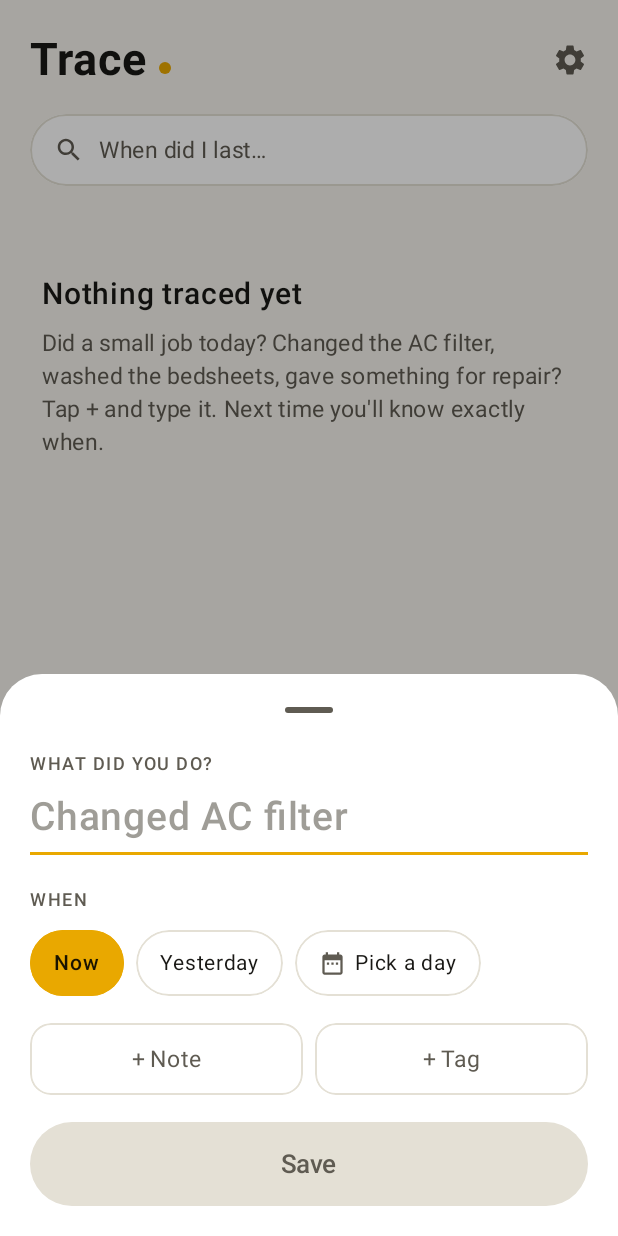
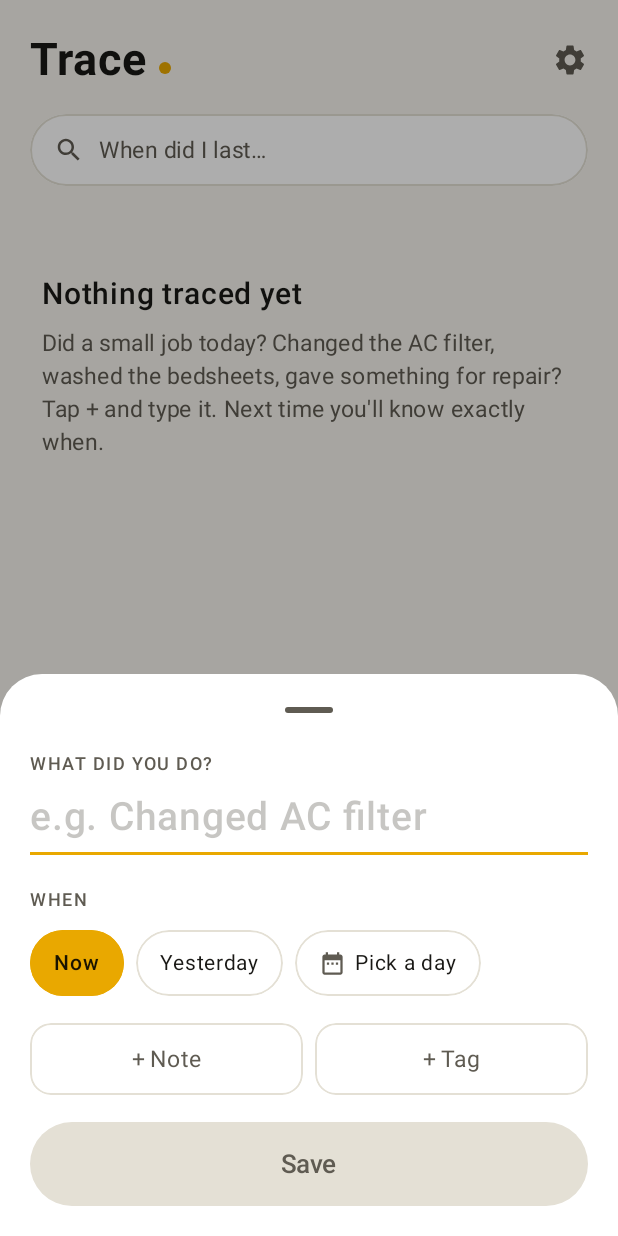
Before and after one commit to rag-creation/numio-trace, an Android app built with Jetpack Compose: the screen it shows after launch (MainActivity), after a tap on "Add a trace", on a phone screen of 412 x 824 dp. Run offline under Robolectric (Android 15) with nearby library versions, the phone set to English and light mode, and no system bars.

Commit message:
Edit and delete traces, fainter hint text
- Long-press a trace on the timeline, or tap one in a thing's history, to edit it
- Edit name, day, note and tag; the original time is kept unless you pick another day
- 'Delete this trace' in the edit sheet, with a confirmation
- 'Tap one to edit' hint above the history list
- Example text in the name box is fainter and starts with 'e.g.' so it doesn't look typed

```diff
--- a/app/src/main/java/com/rr/numio/trace/MainActivity.kt
+++ b/app/src/main/java/com/rr/numio/trace/MainActivity.kt
@@ -48,6 +48,7 @@ private fun TraceApp(store: TraceStore, prefs: Prefs) {
     var openKey by rememberSaveable { mutableStateOf<String?>(null) }
     var showAdd by rememberSaveable { mutableStateOf(false) }
     var showSettings by rememberSaveable { mutableStateOf(false) }
+    var editId by rememberSaveable { mutableStateOf<String?>(null) }
 
     val entries = store.entries
     val things = remember(entries) { thingsOf(entries) }
@@ -67,6 +68,7 @@ private fun TraceApp(store: TraceStore, prefs: Prefs) {
                     if (store.add(e)) e.id else null
                 },
                 onDelete = { id -> store.delete(id) },
+                onEdit = { editId = it.id },
             )
         } else {
             if (key != null) LaunchedEffect(key) { openKey = null }
@@ -76,10 +78,25 @@ private fun TraceApp(store: TraceStore, prefs: Prefs) {
                 onOpen = { openKey = it },
                 onAdd = { showAdd = true },
                 onSettings = { showSettings = true },
+                onEdit = { editId = it.id },
             )
         }
 
-        if (showAdd) {
+        val editing = editId?.let { id -> entries.firstOrNull { it.id == id } }
+        if (editId != null && editing == null) LaunchedEffect(editId) { editId = null }
+        if (editing != null) {
+            AddSheet(
+                things = things,
+                editing = editing,
+                onSave = { title, at, note, tag ->
+                    if (store.update(editing.copy(title = title, at = at, note = note, tag = tag))) editId = null else saveFailed()
+                },
+                onDelete = {
+                    if (store.delete(editing.id)) editId = null else saveFailed()
+                },
+                onDismiss = { editId = null },
+            )
+        } else if (showAdd) {
             AddSheet(
                 things = things,
                 onSave = { title, at, note, tag ->
--- a/app/src/main/java/com/rr/numio/trace/data/TraceStore.kt
+++ b/app/src/main/java/com/rr/numio/trace/data/TraceStore.kt
@@ -38,6 +38,8 @@ class TraceStore(context: Context) {
     fun add(entry: Entry): Boolean = commit(entries + entry)
 
     fun delete(id: String): Boolean = commit(entries.filterNot { it.id == id })
+
+    fun update(entry: Entry): Boolean = commit(entries.map { if (it.id == entry.id) entry else it })
 
     private fun commit(next: List<Entry>): Boolean {
         val ok = runCatching { save(next) }.isSuccess
--- a/app/src/main/java/com/rr/numio/trace/ui/AddSheet.kt
+++ b/app/src/main/java/com/rr/numio/trace/ui/AddSheet.kt
@@ -23,6 +23,8 @@ import androidx.compose.foundation.text.KeyboardOptions
 import androidx.compose.foundation.verticalScroll
 import androidx.compose.material.icons.Icons
 import androidx.compose.material.icons.filled.DateRange
+import androidx.compose.material.icons.filled.Delete
+import androidx.compose.material3.AlertDialog
 import androidx.compose.material3.Button
 import androidx.compose.material3.ButtonDefaults
 import androidx.compose.material3.DatePicker
@@ -56,6 +58,7 @@ import androidx.compose.ui.text.input.KeyboardCapitalization
 import androidx.compose.ui.text.style.TextOverflow
 import androidx.compose.ui.unit.dp
 import androidx.compose.ui.unit.sp
+import com.rr.numio.trace.data.Entry
 import com.rr.numio.trace.data.Thing
 import com.rr.numio.trace.data.keyOf
 import java.time.Instant
@@ -69,6 +72,8 @@ private sealed interface When {
     data object Now : When
     data object Yesterday : When
     data class Day(val date: LocalDate) : When
+    /** Editing: keep the exact time it was saved with. */
+    data class Original(val at: Long) : When
 }
 
 private fun When.toMillis(): Long {
@@ -81,6 +86,7 @@ private fun When.toMillis(): Long {
             if (date == LocalDate.now()) now
             else date.atTime(LocalTime.now()).atZone(zone).toInstant().toEpochMilli()
         }
+        is When.Original -> at
     }
 }
 
@@ -90,16 +96,20 @@ fun AddSheet(
     things: List<Thing>,
     onSave: (title: String, at: Long, note: String, tag: String) -> Unit,
     onDismiss: () -> Unit,
+    /** When set, the sheet edits this trace instead of adding a new one. */
+    editing: Entry? = null,
+    onDelete: (() -> Unit)? = null,
 ) {
     val p = LocalPalette.current
     val sheetState = rememberModalBottomSheetState(skipPartiallyExpanded = true)
-    var title by rememberSaveable { mutableStateOf("") }
-    var note by rememberSaveable { mutableStateOf("") }
-    var tag by rememberSaveable { mutableStateOf("") }
-    var showNote by rememberSaveable { mutableStateOf(false) }
-    var showTag by rememberSaveable { mutableStateOf(false) }
-    var whenPick by remember { mutableStateOf<When>(When.Now) }
+    var title by rememberSaveable { mutableStateOf(editing?.title ?: "") }
+    var note by rememberSaveable { mutableStateOf(editing?.note ?: "") }
+    var tag by rememberSaveable { mutableStateOf(editing?.tag ?: "") }
+    var showNote by rememberSaveable { mutableStateOf(!editing?.note.isNullOrBlank()) }
+    var showTag by rememberSaveable { mutableStateOf(!editing?.tag.isNullOrBlank()) }
+    var whenPick by remember { mutableStateOf<When>(editing?.let { When.Original(it.at) } ?: When.Now) }
     var pickingDate by remember { mutableStateOf(false) }
+    var confirmDelete by remember { mutableStateOf(false) }
     val focus = remember { FocusRequester() }
     val today = LocalDate.now()
 
@@ -110,7 +120,7 @@ fun AddSheet(
     }
     val exact = things.firstOrNull { it.key == typed && typed.isNotEmpty() }
 
-    LaunchedEffect(Unit) { runCatching { focus.requestFocus() } }
+    LaunchedEffect(Unit) { if (editing == null) runCatching { focus.requestFocus() } }
 
     ModalBottomSheet(
         onDismissRequest = onDismiss,
@@ -128,10 +138,10 @@ fun AddSheet(
             verticalArrangement = Arrangement.spacedBy(18.dp),
         ) {
             Column(verticalArrangement = Arrangement.spacedBy(8.dp)) {
-                SectionLabel("What did you do?")
+                SectionLabel(if (editing != null) "Edit trace" else "What did you do?")
                 Box(Modifier.fillMaxWidth()) {
                     if (title.isEmpty()) {
-                        Text("Changed AC filter", color = p.muted.copy(alpha = 0.6f), fontSize = 26.sp, fontWeight = FontWeight.Medium)
+                        Text("e.g. Changed AC filter", color = p.muted.copy(alpha = 0.35f), fontSize = 26.sp, fontWeight = FontWeight.Medium)
                     }
                     BasicTextField(
                         value = title,
@@ -144,7 +154,7 @@ fun AddSheet(
                     )
                 }
                 Box(Modifier.fillMaxWidth().height(2.dp).background(p.accent))
-                if (exact != null) {
+                if (exact != null && editing == null) {
                     Text(
                         "Last time: ${Fmt.agoShort(exact.lastDate, today)} · done ${Fmt.times(exact.count)}",
                         color = p.accentText, fontSize = 13.sp,
@@ -152,7 +162,7 @@ fun AddSheet(
                 }
             }
 
-            if (suggestions.isNotEmpty()) {
+            if (suggestions.isNotEmpty() && editing == null) {
                 Column(verticalArrangement = Arrangement.spacedBy(6.dp)) {
                     Text(
                         if (typed.isEmpty()) "Recent" else "You've done this before",
@@ -172,10 +182,14 @@ fun AddSheet(
                 Row(horizontalArrangement = Arrangement.spacedBy(8.dp), verticalAlignment = Alignment.CenterVertically) {
                     Pill("Now", whenPick == When.Now) { whenPick = When.Now }
                     Pill("Yesterday", whenPick == When.Yesterday) { whenPick = When.Yesterday }
-                    val picked = whenPick as? When.Day
+                    val pickedDate = when (val w = whenPick) {
+                        is When.Day -> w.date
+                        is When.Original -> com.rr.numio.trace.data.dateOf(w.at)
+                        else -> null
+                    }
                     Pill(
-                        picked?.let { Fmt.shortDate(it.date, today) } ?: "Pick a day",
-                        picked != null,
+                        pickedDate?.let { Fmt.shortDate(it, today) } ?: "Pick a day",
+                        pickedDate != null,
                         icon = true,
                     ) { pickingDate = true }
                 }
@@ -202,14 +216,48 @@ fun AddSheet(
                 shape = RoundedCornerShape(28.dp),
                 modifier = Modifier.fillMaxWidth().height(56.dp),
             ) {
-                Text("Save", fontSize = 17.sp, fontWeight = FontWeight.SemiBold)
+                Text(if (editing != null) "Save changes" else "Save", fontSize = 17.sp, fontWeight = FontWeight.SemiBold)
+            }
+
+            if (editing != null && onDelete != null) {
+                TextButton(
+                    onClick = { confirmDelete = true },
+                    modifier = Modifier.fillMaxWidth().height(48.dp),
+                ) {
+                    Icon(Icons.Filled.Delete, contentDescription = null, tint = p.muted, modifier = Modifier.size(18.dp))
+                    Spacer(Modifier.width(8.dp))
+                    Text("Delete this trace", color = p.muted, fontSize = 15.sp)
+                }
             }
         }
     }
 
+    if (confirmDelete && editing != null && onDelete != null) {
+        AlertDialog(
+            onDismissRequest = { confirmDelete = false },
+            title = { Text("Delete this trace?") },
+            text = { Text("\u201C${editing.title}\u201D on ${Fmt.fullDate(editing.at)} at ${Fmt.time(editing.at)} will be deleted.") },
+            confirmButton = {
+                TextButton(onClick = { confirmDelete = false; onDelete() }) { Text("Delete", color = p.accentText) }
+            },
+            dismissButton = {
+                TextButton(onClick = { confirmDelete = false }) { Text("Cancel", color = p.muted) }
+            },
+            containerColor = p.surface,
+            titleContentColor = p.text,
+            textContentColor = p.muted,
+        )
+    }
+
     if (pickingDate) {
         val todayUtc = today.atStartOfDay(ZoneOffset.UTC).toInstant().toEpochMilli()
-        val initial = (whenPick as? When.Day)?.date?.atStartOfDay(ZoneOffset.UTC)?.toInstant()?.toEpochMilli() ?: todayUtc
+        val initialDate = when (val w = whenPick) {
+            is When.Day -> w.date
+            is When.Original -> com.rr.numio.trace.data.dateOf(w.at)
+            When.Yesterday -> today.minusDays(1)
+            When.Now -> today
+        }
+        val initial = initialDate.atStartOfDay(ZoneOffset.UTC).toInstant().toEpochMilli()
         val state = rememberDatePickerState(
             initialSelectedDateMillis = initial,
             selectableDates = object : SelectableDates {
@@ -222,7 +270,12 @@ fun AddSheet(
                 TextButton(onClick = {
                     state.selectedDateMillis?.let { ms ->
                         val d = Instant.ofEpochMilli(ms).atZone(ZoneOffset.UTC).toLocalDate()
-                        whenPick = if (d == today) When.Now else When.Day(d)
+                        val orig = whenPick as? When.Original
+                        whenPick = when {
+                            orig != null && com.rr.numio.trace.data.dateOf(orig.at) == d -> orig
+                            d == today -> When.Now
+                            else -> When.Day(d)
+                        }
                     }
                     pickingDate = false
                 }) { Text("OK", color = p.accentText) }
```
Also changed, not shown: app/src/main/java/com/rr/numio/trace/ui/HomeScreen.kt (+7 -3 lines), app/src/main/java/com/rr/numio/trace/ui/ThingScreen.kt (+9 -24 lines), 1 other file.
